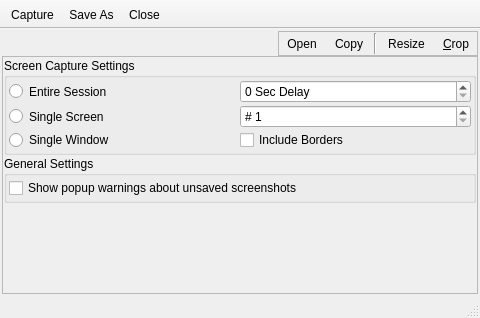
Before: the Qt Designer form src-qt5/desktop-utils/lumina-screenshot/MainUI.ui in lumina-desktop/lumina, drawn with Qt 5.
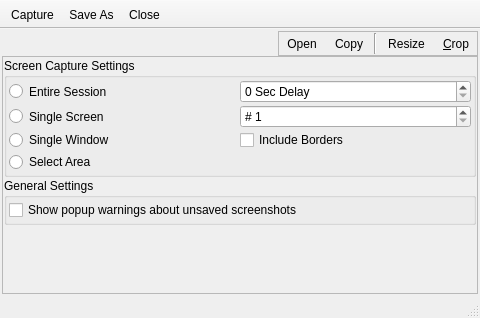
After: the same form once the commit is applied. The open tabs and pages were chosen to show the change.

Commit message: Add the ability to select an area of the screen for taking a snapshot.

Diff of the .ui file:
```diff
--- a/src-qt5/desktop-utils/lumina-screenshot/MainUI.ui
+++ b/src-qt5/desktop-utils/lumina-screenshot/MainUI.ui
@@ -425,6 +425,17 @@
                </item>
               </layout>
              </item>
+             <item>
+              <layout class="QHBoxLayout" name="horizontalLayout_5">
+               <item>
+                <widget class="QRadioButton" name="radio_area">
+                 <property name="text">
+                  <string>Select Area</string>
+                 </property>
+                </widget>
+               </item>
+              </layout>
+             </item>
             </layout>
            </widget>
           </item>
```
Left out of the diff: 2 changed lines with no effect on the pictures. The commit also changes 2 other files.
